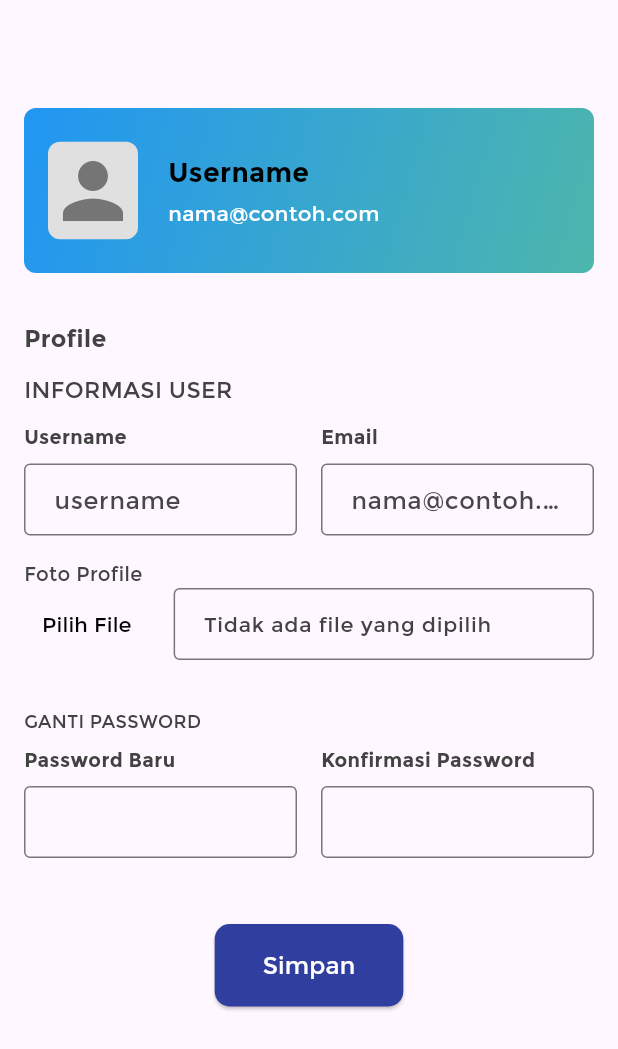
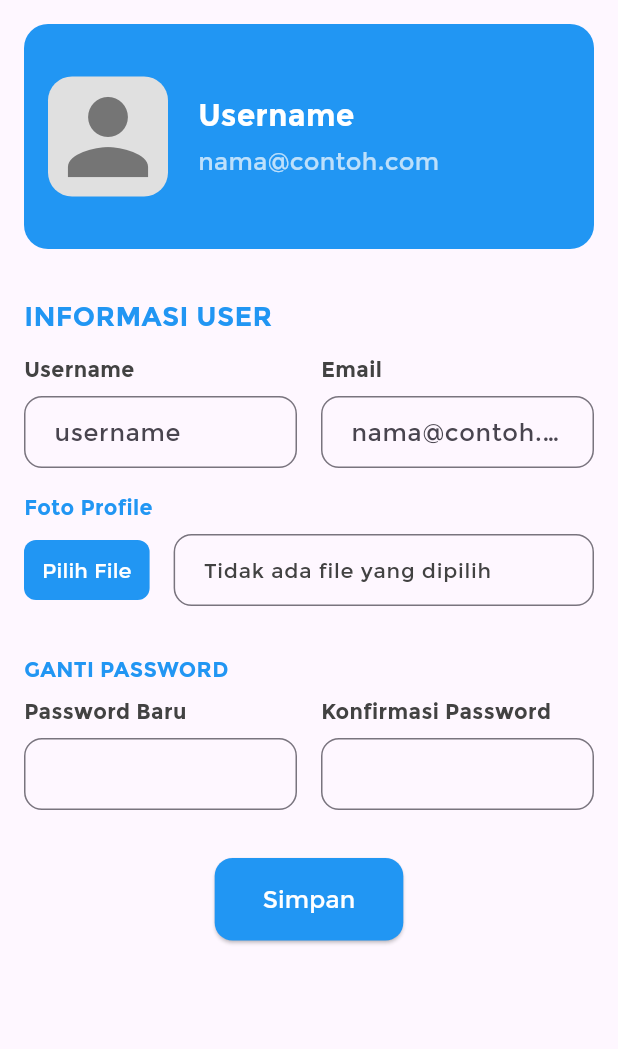
Before and after one commit to Alvikh/Proyek3Kelompok4-Mobile, a Flutter app: the ProfilePage screen opened directly, on a phone screen of 412 x 824 dp. Shown: the top 1049 px of the screen. Run offline on Flutter 3.47's test engine with Material 3 defaults, Android fonts, the light colour scheme and no system bars; network calls fail.

Commit message:
penyempurnaan antar muka laporan dan profile

```diff
--- a/lib/home_page.dart
+++ b/lib/home_page.dart
@@ -1,6 +1,7 @@
 import 'package:flutter/material.dart';
+import 'package:intl/intl.dart';
+
 import 'api_service.dart';
-import 'package:intl/intl.dart';
 
 String ucapanDiscover() {
   DateTime now = DateTime.now();
--- a/lib/profile.dart
+++ b/lib/profile.dart
@@ -1,5 +1,4 @@
 import 'package:flutter/material.dart';
-import 'package:flutter/widgets.dart';
 
 void main() {
   runApp(MyApp());
@@ -18,8 +17,6 @@ class ProfilePage extends StatelessWidget {
   @override
   Widget build(BuildContext context) {
     return Scaffold(
-      appBar: AppBar(
-      ),
       body: SingleChildScrollView(
         child: Padding(
           padding: const EdgeInsets.all(16.0),
@@ -28,12 +25,12 @@ class ProfilePage extends StatelessWidget {
             children: [
               Container(
                 padding: const EdgeInsets.all(16.0),
-                height: 110,
+                height: 150,
                 width: double.infinity,
                 decoration: BoxDecoration(
-                  borderRadius: BorderRadius.circular(8),
+                  borderRadius: BorderRadius.circular(16),
                   gradient: LinearGradient(
-                    colors: [Colors.blue.shade500, Colors.teal.shade300],
+                    colors: [Colors.blue, Colors.blue],
                     begin: Alignment.topLeft,
                     end: Alignment.bottomRight,
                   ),
@@ -42,16 +39,15 @@ class ProfilePage extends StatelessWidget {
                   mainAxisAlignment: MainAxisAlignment.start,
                   children: [
                     Container(
-                      width: 60,
-                      height: 65,
+                      width: 80,
+                      height: 80,
                       decoration: BoxDecoration(
-                        borderRadius: BorderRadius.circular(8.0),
+                        borderRadius: BorderRadius.circular(16.0),
                         color: Colors.grey[300],
-                        shape: BoxShape.rectangle,
                       ),
                       child: Icon(
                         Icons.person,
-                        size: 60,
+                        size: 80,
                         color: Colors.grey[600],
                       ),
                     ),
@@ -63,17 +59,17 @@ class ProfilePage extends StatelessWidget {
                         Text(
                           'Username',
                           style: TextStyle(
-                            fontSize: 18,
+                            fontSize: 20,
                             fontWeight: FontWeight.bold,
-                            color: Colors.black,
+                            color: Colors.white,
                           ),
                         ),
                         SizedBox(height: 4),
                         Text(
                           'nama@contoh.com',
                           style: TextStyle(
-                            fontSize: 14,
-                            color: Colors.white,
+                            fontSize: 16,
+                            color: Colors.white70,
                           ),
                         ),
                       ],
@@ -152,19 +148,11 @@ class _ProfileFormState extends State<ProfileForm> {
         crossAxisAlignment: CrossAxisAlignment.start,
         children: <Widget>[
           Text(
-            'Profile',
-            style: TextStyle(
-              fontWeight: FontWeight.bold,
-              fontSize: 16,
-              color: Colors.grey[800],
-            ),
-          ),
-          SizedBox(height: 12),
-          Text(
             'INFORMASI USER',
             style: TextStyle(
-              fontSize: 15,
-              color: Colors.grey[800],
+              fontSize: 18,
+              fontWeight: FontWeight.bold,
+              color: Colors.blue,
             ),
           ),
           SizedBox(height: 12),
@@ -178,7 +166,7 @@ class _ProfileFormState extends State<ProfileForm> {
                       'Username',
                       style: TextStyle(
                         fontWeight: FontWeight.bold,
-                        fontSize: 13,
+                        fontSize: 14,
                         color: Colors.grey[800],
                       ),
                     ),
@@ -187,7 +175,9 @@ class _ProfileFormState extends State<ProfileForm> {
                       controller: _usernameController,
                       decoration: InputDecoration(
                         hintText: 'username',
-                        border: OutlineInputBorder(),
+                        border: OutlineInputBorder(
+                          borderRadius: BorderRadius.circular(12.0),
+                        ),
                         contentPadding: EdgeInsets.symmetric(vertical: 12.0, horizontal: 16.0),
                       ),
                       validator: (value) {
@@ -209,7 +199,7 @@ class _ProfileFormState extends State<ProfileForm> {
                       'Email',
                       style: TextStyle(
                         fontWeight: FontWeight.bold,
-                        fontSize: 13,
+                        fontSize: 14,
                         color: Colors.grey[800],
                       ),
                     ),
@@ -218,7 +208,9 @@ class _ProfileFormState extends State<ProfileForm> {
                       controller: _emailController,
                       decoration: InputDecoration(
                         hintText: 'nama@contoh.com',
-                        border: OutlineInputBorder(),
+                        border: OutlineInputBorder(
+                          borderRadius: BorderRadius.circular(12.0),
+                        ),
                         contentPadding: EdgeInsets.symmetric(vertical: 12.0, horizontal: 16.0),
                       ),
                       validator: (value) {
@@ -237,19 +229,26 @@ class _ProfileFormState extends State<ProfileForm> {
           Text(
             'Foto Profile',
             style: TextStyle(
-              fontSize: 13,
-              color: Colors.grey[800],
+              fontSize: 14,
+              fontWeight: FontWeight.bold,
+              color: Colors.blue,
             ),
           ),
-          SizedBox(width: 16),
+          SizedBox(height: 8),
           Row(
             children: [
               TextButton(
                 onPressed: _openFileExplorer,
+                style: TextButton.styleFrom(
+                  backgroundColor: Colors.blue,
+                  shape: RoundedRectangleBorder(
+                    borderRadius: BorderRadius.circular(8.0),
+                  ),
+                ),
                 child: Text(
                   'Pilih File',
                   style: TextStyle(
-                    color: Colors.black,
+                    color: Colors.white,
                   ),
                 ),
               ),
@@ -258,7 +257,9 @@ class _ProfileFormState extends State<ProfileForm> {
                 child: TextFormField(
                   readOnly: true,
                   decoration: InputDecoration(
-                    border: OutlineInputBorder(),
+                    border: OutlineInputBorder(
+                      borderRadius: BorderRadius.circular(12.0),
+                    ),
                     contentPadding: EdgeInsets.symmetric(vertical: 12.0, horizontal: 16.0),
                   ),
                   initialValue: _filePath.isEmpty ? 'Tidak ada file yang dipilih' : _filePath,
@@ -274,8 +275,9 @@ class _ProfileFormState extends State<ProfileForm> {
           Text(
             'GANTI PASSWORD',
             style: TextStyle(
-              fontSize: 12,
-              color: Colors.grey[800],
+              fontSize: 14,
+              fontWeight: FontWeight.bold,
+              color: Colors.blue,
             ),
           ),
           SizedBox(height: 8),
@@ -289,7 +291,7 @@ class _ProfileFormState extends State<ProfileForm> {
                       'Password Baru',
                       style: TextStyle(
                         fontWeight: FontWeight.bold,
-                        fontSize: 13,
+                        fontSize: 14,
                         color: Colors.grey[800],
                       ),
                     ),
@@ -297,7 +299,9 @@ class _ProfileFormState extends State<ProfileForm> {
                     TextFormField(
                       controller: _passwordController,
                       decoration: InputDecoration(
-                        border: OutlineInputBorder(),
+                        border: OutlineInputBorder(
+                          borderRadius: BorderRadius.circular(12.0),
+                        ),
                         contentPadding: EdgeInsets.symmetric(vertical: 12.0, horizontal: 16.0),
                       ),
                       obscureText: true,
@@ -320,7 +324,7 @@ class _ProfileFormState extends State<ProfileForm> {
                       'Konfirmasi Password',
                       style: TextStyle(
                         fontWeight: FontWeight.bold,
-                        fontSize: 13,
+                        fontSize: 14,
                         color: Colors.grey[800],
                       ),
                     ),
@@ -328,7 +332,9 @@ class _ProfileFormState extends State<ProfileForm> {
                     TextFormField(
                       controller: _confirmPasswordController,
                       decoration: InputDecoration(
-                        border: OutlineInputBorder(),
+                        border: OutlineInputBorder(
+                          borderRadius: BorderRadius.circular(12.0),
+                        ),
                         contentPadding: EdgeInsets.symmetric(vertical: 12.0, horizontal: 16.0),
                       ),
                       obscureText: true,
@@ -349,10 +355,7 @@ class _ProfileFormState extends State<ProfileForm> {
           ),
           SizedBox(height: 32),
           Center(
-            child: Column(
-              children: [
-                SizedBox(height: 12),
-                ElevatedButton(
+            child: ElevatedButton(
               onPressed: () {
                 if (_formKey.currentState?.validate() ?? false) {
                   ScaffoldMessenger.of(context).showSnackBar(
@@ -361,10 +364,10 @@ class _ProfileFormState extends State<ProfileForm> {
                 }
               },
               style: ElevatedButton.styleFrom(
-                    backgroundColor: Colors.indigo[700],
+                backgroundColor: Colors.blue,
                 padding: EdgeInsets.symmetric(horizontal: 32.0, vertical: 16.0),
                 shape: RoundedRectangleBorder(
-                      borderRadius: BorderRadius.circular(10.0),
+                  borderRadius: BorderRadius.circular(12.0),
                 ),
               ),
               child: Text(
@@ -375,8 +378,6 @@ class _ProfileFormState extends State<ProfileForm> {
                 ),
               ),
             ),
-              ],
-            ),
           ),
         ],
       ),
```
Also changed, not shown: lib/laporan_page.dart (+33 -32 lines), lib/layouts.dart (+177 -7 lines). Lines whose indentation alone changed are shown as unchanged.
